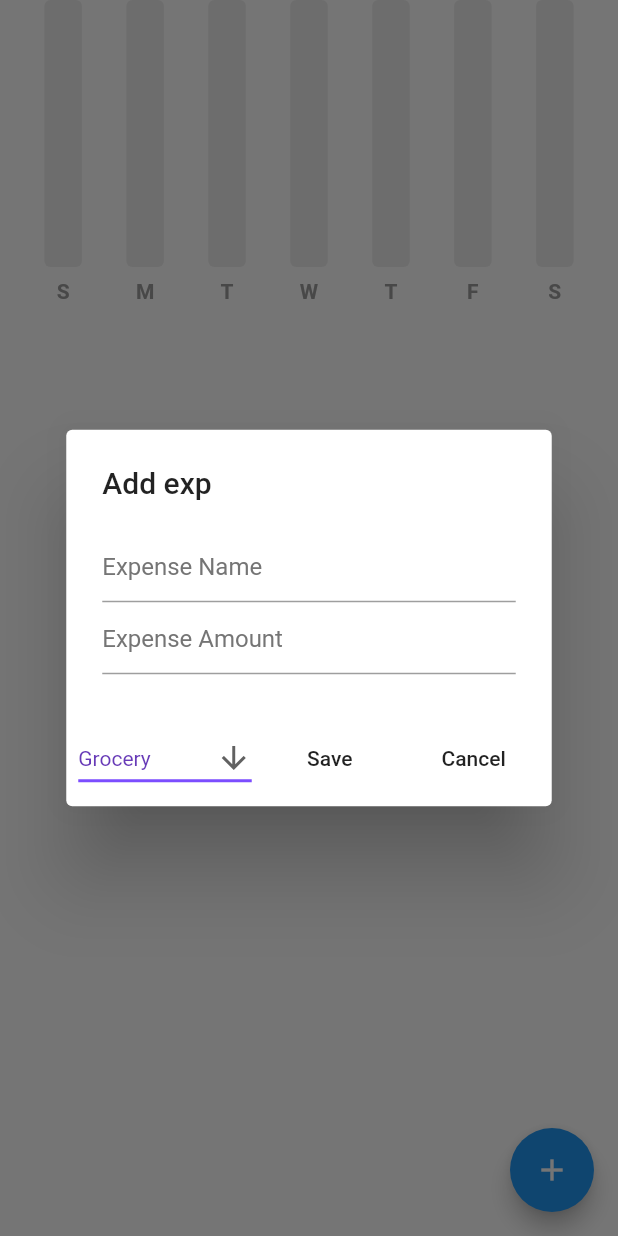
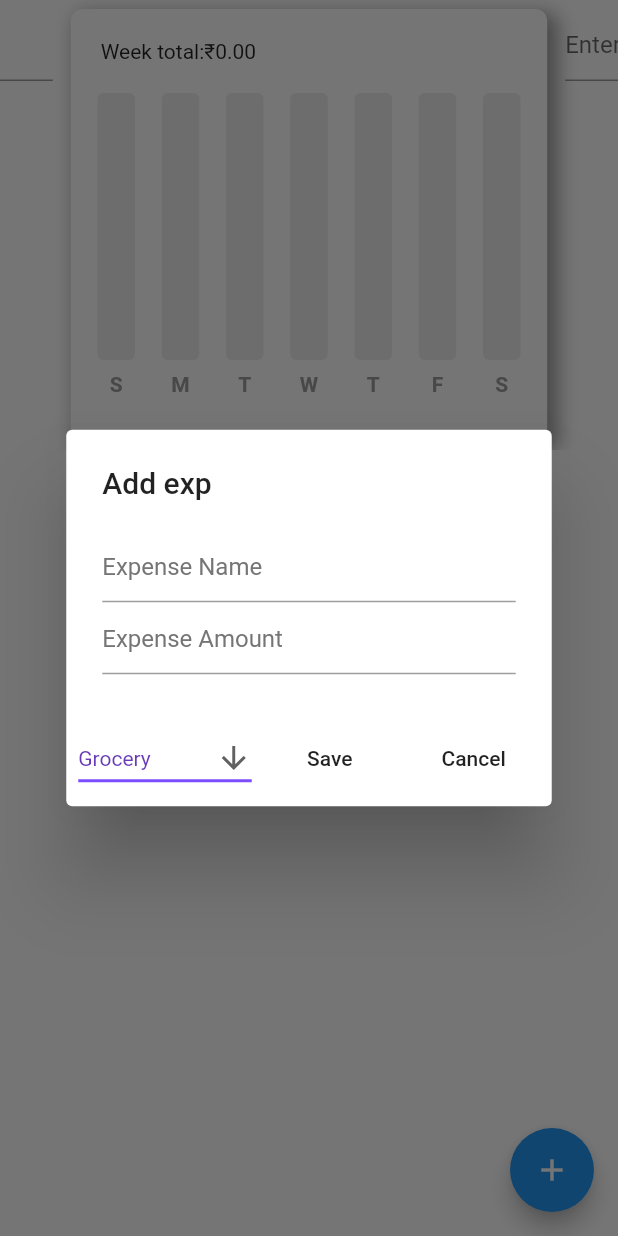
Before and after one commit to Aman-Kothari7/expense_tracker, a Flutter app: the screen it shows after launch, after a tap on the "add" icon, on a phone screen of 412 x 824 dp. Run offline on Flutter 3.47's test engine with Material 2 defaults, Android fonts, the phone set to English and light mode, and no system bars; drawn by our look-alikes of carousel_slider, fl_chart; our stand-ins replace flutter_slidable, hive, hive_flutter; accounts and stored records are empty.

Commit message:
Latest Version

```diff
--- a/lib/main.dart
+++ b/lib/main.dart
@@ -1,9 +1,17 @@
 import 'package:expense_tracker/src/data/expense_data.dart';
 import 'package:expense_tracker/src/homepage.dart';
 import 'package:flutter/material.dart';
+import 'package:hive/hive.dart';
+import 'package:hive_flutter/hive_flutter.dart';
 import 'package:provider/provider.dart';
 
-void main() {
+void main() async {
+  //initialize hive
+  await Hive.initFlutter();
+
+  //open hive box
+  await Hive.openBox("expense_database");
+
   runApp(const MyApp());
 }
 
--- a/lib/src/components/expense_summary.dart
+++ b/lib/src/components/expense_summary.dart
@@ -14,21 +14,100 @@ class ExpenseSummary extends StatelessWidget {
     required this.startOfWeek,
   });
 
+  //calculate max amount in bar graph
+  double calculateMax(
+      expenseData value,
+      String sunday,
+      String monday,
+      String tuesday,
+      String wednesday,
+      String thursday,
+      String friday,
+      String saturday) {
+    double? max = 100;
+    List<double> values = [
+      value.calculateDailyExpenseSummary()[sunday] ?? 0,
+      value.calculateDailyExpenseSummary()[monday] ?? 0,
+      value.calculateDailyExpenseSummary()[tuesday] ?? 0,
+      value.calculateDailyExpenseSummary()[wednesday] ?? 0,
+      value.calculateDailyExpenseSummary()[thursday] ?? 0,
+      value.calculateDailyExpenseSummary()[friday] ?? 0,
+      value.calculateDailyExpenseSummary()[saturday] ?? 0,
+    ];
+
+    //sort from small to large
+    values.sort();
+
+    max = values.last * 1.1;
+
+    return max == 0 ? 100 : max;
+  }
+
+  //calculate weeks total
+  String calculateWeekTotal(
+      expenseData value,
+      String sunday,
+      String monday,
+      String tuesday,
+      String wednesday,
+      String thursday,
+      String friday,
+      String saturday) {
+    List<double> values = [
+      value.calculateDailyExpenseSummary()[sunday] ?? 0,
+      value.calculateDailyExpenseSummary()[monday] ?? 0,
+      value.calculateDailyExpenseSummary()[tuesday] ?? 0,
+      value.calculateDailyExpenseSummary()[wednesday] ?? 0,
+      value.calculateDailyExpenseSummary()[thursday] ?? 0,
+      value.calculateDailyExpenseSummary()[friday] ?? 0,
+      value.calculateDailyExpenseSummary()[saturday] ?? 0,
+    ];
+
+    double total = 0;
+    for (int i = 0; i < values.length; i++) {
+      total += values[i];
+    }
+
+    return total.toStringAsFixed(2);
+  }
+
   @override
   Widget build(BuildContext context) {
-    String sunday = convertDateTimeToString(startOfWeek.add( const Duration(days:0)));
-    String monday = convertDateTimeToString(startOfWeek.add(const Duration(days:1)));
-    String tuesday = convertDateTimeToString(startOfWeek.add(const Duration(days:2)));
-    String wednesday = convertDateTimeToString(startOfWeek.add(const Duration(days:3)));
-    String thursday = convertDateTimeToString(startOfWeek.add(const Duration(days:4)));
-    String friday = convertDateTimeToString(startOfWeek.add(const Duration(days:5)));
-    String saturday = convertDateTimeToString(startOfWeek.add(const Duration(days:6)));
+    String sunday =
+        convertDateTimeToString(startOfWeek.add(const Duration(days: 0)));
+    String monday =
+        convertDateTimeToString(startOfWeek.add(const Duration(days: 1)));
+    String tuesday =
+        convertDateTimeToString(startOfWeek.add(const Duration(days: 2)));
+    String wednesday =
+        convertDateTimeToString(startOfWeek.add(const Duration(days: 3)));
+    String thursday =
+        convertDateTimeToString(startOfWeek.add(const Duration(days: 4)));
+    String friday =
+        convertDateTimeToString(startOfWeek.add(const Duration(days: 5)));
+    String saturday =
+        convertDateTimeToString(startOfWeek.add(const Duration(days: 6)));
     return Consumer<expenseData>(
-      builder: (context, value, child) =>
+      builder: (context, value, child) => Column(
+        children: [
+          //weeks total
+          Padding(
+            padding: const EdgeInsets.all(20.0),
+            child: Row(
+              children: [
+                const Text("Week total:"), //style
+                Text(
+                    '\₹${calculateWeekTotal(value, sunday, monday, tuesday, wednesday, thursday, friday, saturday)}'),
+              ],
+            ),
+          ),
+
+          //bar graph
           SizedBox(
               height: 200,
               child: MyBarGraph(
-                maxY: 100,
+                maxY: calculateMax(value, sunday, monday, tuesday, wednesday,
+                    thursday, friday, saturday),
                 sunAmount: value.calculateDailyExpenseSummary()[sunday] ?? 0,
                 monAmount: value.calculateDailyExpenseSummary()[monday] ?? 0,
                 tueAmount: value.calculateDailyExpenseSummary()[tuesday] ?? 0,
@@ -36,9 +115,9 @@ class ExpenseSummary extends StatelessWidget {
                 thurAmount: value.calculateDailyExpenseSummary()[thursday] ?? 0,
                 friAmount: value.calculateDailyExpenseSummary()[friday] ?? 0,
                 satAmount: value.calculateDailyExpenseSummary()[saturday] ?? 0,
-              )
-          ),
+              )),
+        ],
+      ),
     );
   }
-
 }
--- a/lib/src/components/expense_tile.dart
+++ b/lib/src/components/expense_tile.dart
@@ -1,26 +1,43 @@
 import 'package:flutter/material.dart';
+import 'package:flutter_slidable/flutter_slidable.dart';
 
 class ExpenseTile extends StatelessWidget {
   final String name;
   final String amount;
   final String category;
   final DateTime dateTime;
+  void Function(BuildContext)? deleteTapped;
 
-  const ExpenseTile(
-      {super.key,
+  ExpenseTile({
+    super.key,
     required this.name,
     required this.amount,
     required this.category,
-      required this.dateTime});
+    required this.dateTime,
+    required this.deleteTapped,
+  });
 
   @override
   Widget build(BuildContext context) {
-    return ListTile(
+    return Slidable(
+      endActionPane: ActionPane(motion: const StretchMotion(), children: [
+        //change size and design
+        SlidableAction(
+          onPressed: deleteTapped,
+          icon: Icons.delete,
+          backgroundColor: Colors.red,
+          borderRadius: BorderRadius.circular(4),
+        ),
+
+        //TODO add edit button
+      ]),
+      child: ListTile(
         //category to be shown as icon
         leading: Text(category),
         title: Text(name),
         subtitle: Text('${dateTime.day}/${dateTime.month}/${dateTime.year}'),
         trailing: Text('₹$amount'),
+      ),
     );
   }
 }
--- a/lib/src/data/expense_data.dart
+++ b/lib/src/data/expense_data.dart
@@ -1,3 +1,4 @@
+import 'package:expense_tracker/src/data/hive_database.dart';
 import 'package:expense_tracker/src/date_time_calc/date_time_helper.dart';
 import 'package:expense_tracker/src/models/expense_item.dart';
 import 'package:flutter/material.dart';
@@ -17,16 +18,26 @@ class expenseData extends ChangeNotifier {
     return overallExpenseList;
   }
 
+  final db = Hivedatabase();
+  void prepareData() {
+    if (db.readData().isNotEmpty) {
+      overallExpenseList = db.readData();
+    }
+  }
+
   // add expense
   void addExpense(expenseItem newExpense) {
     overallExpenseList.add(newExpense);
     notifyListeners();
+
+    db.saveData(overallExpenseList);
   }
 
   // delete expense
   void deleteExpense(expenseItem expense) {
     overallExpenseList.remove(expense);
     notifyListeners();
+    db.saveData(overallExpenseList);
   }
 
   //get weekday from dateTime object
@@ -51,7 +62,7 @@ class expenseData extends ChangeNotifier {
     }
   }
 
-  //get the date tfor the start of the week (sunday)
+  //get the date for the start of the week (sunday)
   DateTime startOfWeekDate() {
     DateTime? startOfWeek;
 
--- /dev/null
+++ b/lib/src/data/hive_database.dart
@@ -0,0 +1,48 @@
+import 'package:hive/hive.dart';
+
+import '../models/expense_item.dart';
+
+class Hivedatabase {
+  //reference our box
+  final _myBox = Hive.box("expense_database");
+  //write data
+  void saveData(List<expenseItem> allExpense) {
+    List<List<dynamic>> allExpensesFormatted = [];
+
+    for (var expense in allExpense) {
+      List<dynamic> expenseFormatted = [
+        expense.name,
+        expense.amount,
+        expense.dateTime,
+        expense.category,
+      ];
+      allExpensesFormatted.add(expenseFormatted);
+    }
+
+    _myBox.put("ALL_EXPENSES", allExpensesFormatted);
+  }
+
+  //read data
+  List<expenseItem> readData() {
+    List savedExpenses = _myBox.get("ALL_EXPENSES") ?? [];
+    List<expenseItem> allExpenses = [];
+    for (int i = 0; i < savedExpenses.length; i++) {
+      //collecting individual expense data
+      String name = savedExpenses[i][0];
+      String amount = savedExpenses[i][1];
+      DateTime dateTime = savedExpenses[i][2];
+      String category = savedExpenses[i][3];
+
+      expenseItem expense = expenseItem(
+        name: name,
+        amount: amount,
+        dateTime: dateTime,
+        category: category,
+      );
+
+      allExpenses.add(expense);
+    }
+
+    return allExpenses;
+  }
+}
--- a/lib/src/homepage.dart
+++ b/lib/src/homepage.dart
@@ -1,5 +1,6 @@
 import 'dart:async';
 
+import 'package:carousel_slider/carousel_slider.dart';
 import 'package:expense_tracker/src/components/expense_summary.dart';
 import 'package:expense_tracker/src/components/expense_tile.dart';
 import 'package:expense_tracker/src/data/expense_data.dart';
@@ -28,6 +29,13 @@ class _homepageState extends State<homepage> {
   final newExpenseName = TextEditingController();
   final newExpenseAmount = TextEditingController();
   final newCategoryName = TextEditingController();
+
+  @override
+  void initState() {
+    super.initState();
+
+    Provider.of<expenseData>(context, listen: false).prepareData();
+  }
 
   void addExpense() {
     String dropdownValue = expenseCategories.first;
@@ -100,7 +108,15 @@ class _homepageState extends State<homepage> {
     );
   }
 
+  void deleteExpense(expenseItem expense) {
+    Provider.of<expenseData>(context, listen: false).deleteExpense(expense);
+  }
+
   void save() {
+    //only saving if text fields are not empty
+    if (newExpenseName.text.isNotEmpty &&
+        newExpenseAmount.text.isNotEmpty &&
+        newCategoryName.text.isNotEmpty) {
       expenseItem newExpense = expenseItem(
         name: newExpenseName.text,
         amount: newExpenseAmount.text,
@@ -108,6 +124,7 @@ class _homepageState extends State<homepage> {
         dateTime: DateTime.now(),
       );
       Provider.of<expenseData>(context, listen: false).addExpense(newExpense);
+    }
 
     Navigator.pop(context);
     clear();
@@ -135,9 +152,62 @@ class _homepageState extends State<homepage> {
           ),
           body: ListView(
             children: [
+              CarouselSlider(
+                items: [
+                  Container(
+                    margin: EdgeInsets.all(6.0),
+                    decoration: BoxDecoration(
+                      borderRadius: BorderRadius.circular(8.0),
+
+                      ///border: Border.all()
+                      boxShadow: const [
+                        BoxShadow(
+                          color: Colors.grey,
+                          offset: Offset(
+                            5.0,
+                            5.0,
+                          ),
+                          blurRadius: 10.0,
+                          spreadRadius: 2.0,
+                        ),
+                        BoxShadow(
+                          color: Colors.white,
+                          offset: Offset(0.0, 0.0),
+                          blurRadius: 0.0,
+                          spreadRadius: 0.0,
+                        ),
+                      ],
+                    ),
+                    child:
                         //weekly summary bar graph
                         ExpenseSummary(startOfWeek: value.startOfWeekDate()),
-              const SizedBox(height: 20,),
+                  ),
+                  Container(
+                    margin: EdgeInsets.all(6.0),
+                    decoration: BoxDecoration(
+                      borderRadius: BorderRadius.circular(8.0),
+                    ),
+                    child: const TextField(
+                      decoration:
+                          InputDecoration(hintText: 'Enter monthly budget'),
+                    ),
+                  ),
+                ],
+                options: CarouselOptions(
+                  height: 300.0,
+                  //enlargeCenterPage: true,
+                  //autoPlay: true,
+                  aspectRatio: 16 / 9,
+                  autoPlayCurve: Curves.fastOutSlowIn,
+                  enableInfiniteScroll: true,
+                  //autoPlayAnimationDuration: Duration(milliseconds: 800),
+                  viewportFraction: 0.8,
+                ),
+              ),
+
+              const SizedBox(
+                height: 20,
+              ),
               //List of expenses
               ListView.builder(
                 shrinkWrap: true,
@@ -146,9 +216,15 @@ class _homepageState extends State<homepage> {
                 itemBuilder: (context, index) => ExpenseTile(
                   name: value.getAllExpenseList()[index].name,
                   amount: value.getAllExpenseList()[index].amount,
-                      //need to work on getting a default value if user doesnt select from drop down
-                      category: value.getAllExpenseList()[index].category,
-                      dateTime: value.getAllExpenseList()[index].dateTime)),
+                  //need to work on getting a default value if user doesnt select from drop down - FIXED
+                  category: value.getAllExpenseList()[index].category == ''
+                      ? "Grocery"
+                      : value.getAllExpenseList()[index].category,
+                  dateTime: value.getAllExpenseList()[index].dateTime,
+                  deleteTapped: (p0) =>
+                      deleteExpense(value.getAllExpenseList()[index]),
+                ),
+              ),
             ],
           )),
     );
--- a/pubspec.yaml
+++ b/pubspec.yaml
@@ -37,6 +37,10 @@ dependencies:
   cupertino_icons: ^1.0.2
   provider: ^6.0.5
   fl_chart: ^0.60.0
+  hive: ^2.2.3
+  hive_flutter: ^1.1.0
+  flutter_slidable: ^2.0.0
+  carousel_slider: ^4.2.1
 
 dev_dependencies:
   flutter_test:
```
Also changed, not shown: pubspec.lock, 10 other files. Lines whose indentation alone changed are shown as unchanged.
